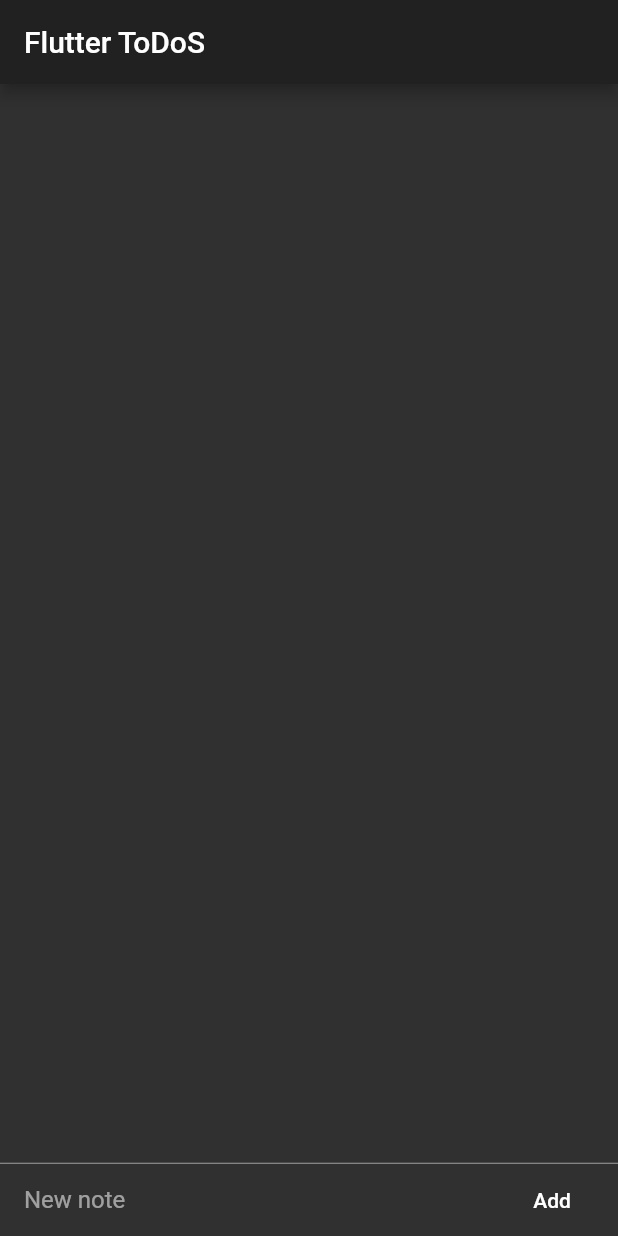
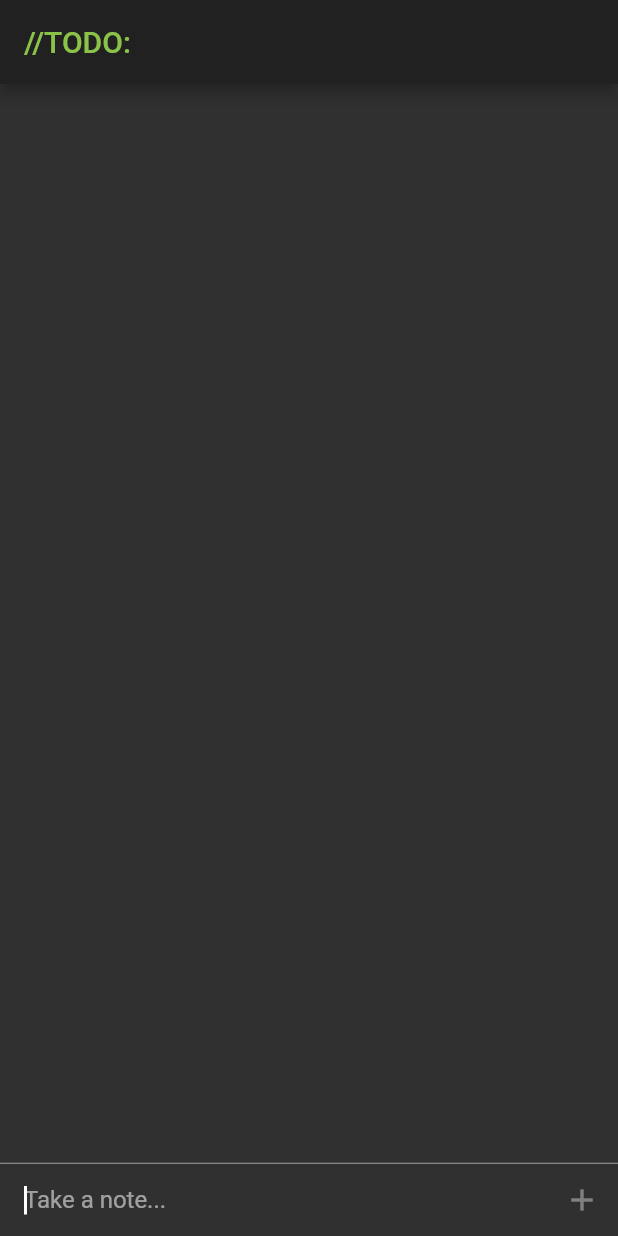
Before and after one commit to Moonkid/flutter_projects, a Flutter app: the screen it shows after launch, on a phone screen of 412 x 824 dp. Run offline on Flutter 3.47's test engine with Material 2 defaults, Android fonts, the phone set to English and light mode, and no system bars.

Commit message:
#added todo model #minor appearance changes

```diff
--- /dev/null
+++ b/lecture_2_todos/lib/models/todo.dart
@@ -0,0 +1,36 @@
+import 'package:meta/meta.dart';
+
+class Todo {
+  const Todo({
+    @required this.text,
+    @required this.isFinished,
+  });
+
+  final String text;
+  final bool isFinished;
+
+//<editor-fold desc="Data Methods" defaultstate="collapsed">
+
+  @override
+  bool operator ==(Object other) =>
+      identical(this, other) ||
+      (other is Todo &&
+          runtimeType == other.runtimeType &&
+          text == other.text &&
+          isFinished == other.isFinished);
+
+  @override
+  int get hashCode => text.hashCode ^ isFinished.hashCode;
+
+  Todo copyWith({
+    String text,
+    bool isFinished,
+  }) {
+    return Todo(
+      text: text ?? this.text,
+      isFinished: isFinished ?? this.isFinished,
+    );
+  }
+
+//</editor-fold>
+}
--- a/lecture_2_todos/lib/screens/home_screen.dart
+++ b/lecture_2_todos/lib/screens/home_screen.dart
@@ -1,4 +1,5 @@
 import 'package:flutter/material.dart';
+import 'package:lecture_2_todos/models/todo.dart';
 
 class HomeScreen extends StatefulWidget {
   @override
@@ -6,52 +7,147 @@ class HomeScreen extends StatefulWidget {
 }
 
 class _HomeScreenState extends State<HomeScreen> {
+  final GlobalKey<ScaffoldState> _scaffoldKey = GlobalKey();
   final _textController = TextEditingController();
-  final List<String> _todos = <String>[];
+  final List<Todo> _todos = <Todo>[];
+
+  @override
+  void initState() {
+    super.initState();
+    _textController.addListener(_onTextChanged);
+  }
+
+  void _onTextChanged() {
+    setState(() {});
+  }
 
   @override
   Widget build(BuildContext context) {
     return Scaffold(
+      key: _scaffoldKey,
       appBar: AppBar(
-        title: const Text('Flutter ToDoS'),
+        title: const Text(
+          '//TODO:',
+          style: TextStyle(color: Colors.lightGreen),
+        ),
       ),
       body: Column(
-        children: <Widget>[
-          Expanded(child: _listView()),
-          const Divider(
-            height: 1,
-            color: Colors.white54,
-          ),
-          _bottomActionBar()
-        ],
+        children: <Widget>[_listView(), _buildDivider(), _bottomActionBar()],
       ),
     );
   }
 
   Widget _listView() {
-    return ListView.builder(
+    return Expanded(
+      child: ListView.builder(
           itemCount: _todos.length,
           itemBuilder: (context, i) {
-          return _buildTile(i);
-        });
+            return _buildDismissibleTile(index: i);
+          }),
+    );
   }
 
-  Widget _buildTile(int i) {
+  Dismissible _buildDismissibleTile({int index}) {
+    final todo = _todos[index];
+    Widget _primaryBackground() {
+      return Container(
+        alignment: Alignment.centerLeft,
+        color: Colors.green,
+        child: Padding(
+          padding: const EdgeInsets.only(left: 16),
+          child: Icon(Icons.check),
+        ),
+      );
+    }
+
+    Widget _secondaryBackground() {
+      return Container(
+        alignment: Alignment.centerRight,
+        color: Colors.red,
+        child: Padding(
+          padding: const EdgeInsets.only(right: 16.0),
+          child: Icon(Icons.delete_outline),
+        ),
+      );
+    }
+
+    Widget _todoTile(Todo todo) {
       return Stack(
         alignment: AlignmentDirectional.bottomCenter,
         children: <Widget>[
           ListTile(
-          title: Text(_todos[i]),
+            title: Text(
+              todo.text,
+              style: todo.isFinished
+                  ? TextStyle(decoration: TextDecoration.lineThrough)
+                  : null,
             ),
-        const Divider(
-          height: 1,
-          color: Colors.white54,
-        )
+          ),
+          _buildDivider()
         ],
       );
     }
 
-  Widget _bottomActionBar() => Row(
+    Future<bool> _confirmAction(DismissDirection direction) {
+      if (direction == DismissDirection.startToEnd) {
+        setState(() {
+          _markFinished(todo, index);
+        });
+      }
+      return Future.value(direction == DismissDirection.endToStart);
+    }
+
+    void _onDismissed(DismissDirection direction) {
+      setState(() {
+        _todos.removeAt(index);
+        _scaffoldKey.currentState
+          ..removeCurrentSnackBar()
+          ..showSnackBar(
+            SnackBar(
+              content: Text('Deleted \"$todo\"'),
+              action: SnackBarAction(
+                  label: 'UNDO',
+                  onPressed: () => setState(
+                        () => _todos.insert(index, todo),
+                      ) // this is what you needed
+                  ),
+            ),
+          );
+      });
+    }
+
+    return Dismissible(
+      background: _primaryBackground(),
+      secondaryBackground: _secondaryBackground(),
+      confirmDismiss: _confirmAction,
+      onDismissed: _onDismissed,
+      key: Key(UniqueKey().toString()),
+      child: _todoTile(todo),
+    );
+  }
+
+  void _markFinished(Todo todo, int index) {
+    _todos.removeAt(index);
+    _todos.insert(index, todo.copyWith(isFinished: !todo.isFinished));
+  }
+
+  Divider _buildDivider() {
+    return const Divider(
+      height: 1,
+      color: Colors.white54,
+    );
+  }
+
+  Widget _bottomActionBar() {
+    void addNewItem() {
+      setState(() {
+        final todo = Todo(text: _textController.text, isFinished: false);
+        _todos.add(todo);
+        _textController.clear();
+      });
+    }
+
+    return Row(
       mainAxisAlignment: MainAxisAlignment.end,
       children: <Widget>[
         Expanded(
@@ -60,18 +156,12 @@ class _HomeScreenState extends State<HomeScreen> {
             child: _buildExpandableTextField(),
           ),
         ),
-          FlatButton(
-            child: const Text('Add'),
-            onPressed: addNewItem,
+        IconButton(
+          icon: Icon(Icons.add),
+          onPressed: _textController.text.isNotEmpty ? addNewItem : null,
         )
       ],
     );
-
-  void addNewItem() {
-    setState(() {
-      _todos.add(_textController.text);
-      _textController.clear();
-    });
   }
 
   Widget _buildExpandableTextField() {
@@ -82,10 +172,11 @@ class _HomeScreenState extends State<HomeScreen> {
           scrollDirection: Axis.vertical,
           reverse: true,
           child: TextField(
+            autofocus: true,
             keyboardType: TextInputType.multiline,
             maxLines: null,
             decoration: const InputDecoration.collapsed(
-                hintText: 'New note',
+                hintText: 'Take a note...',
                 hintStyle: TextStyle(color: Colors.white54)),
             controller: _textController,
           ),
@@ -93,4 +184,12 @@ class _HomeScreenState extends State<HomeScreen> {
       ),
     );
   }
+
+  @override
+  void dispose() {
+    // Clean up the controller when the widget is removed from the
+    // widget tree.
+    _textController.dispose();
+    super.dispose();
   }
+}
```
Also changed, not shown: lecture_2_todos/pubspec.lock, 1 other file. Lines whose indentation alone changed are shown as unchanged.
